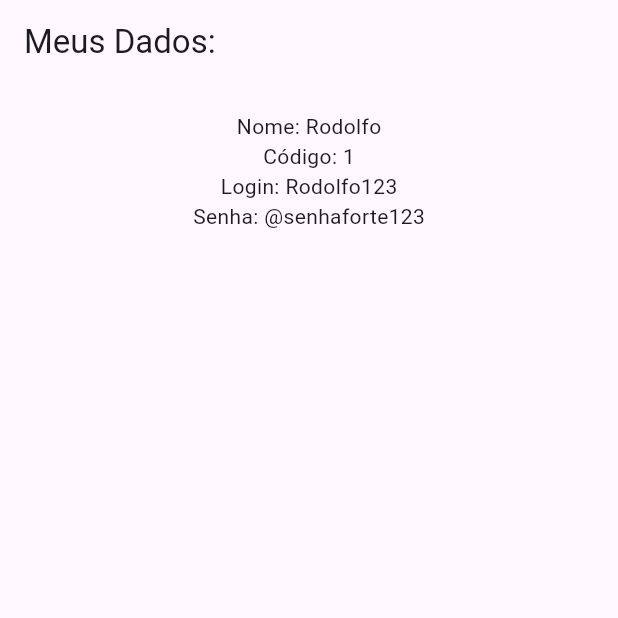
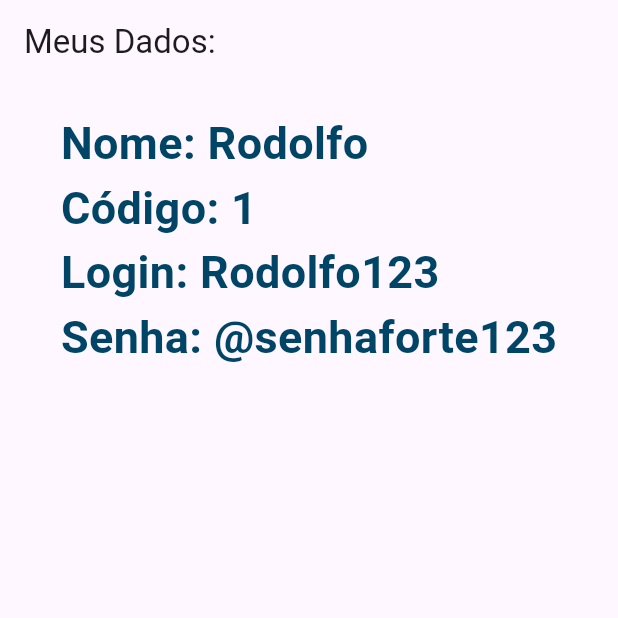
Before and after one commit to kazin-dev/Flutternew, a Flutter app: the screen it shows after launch, on a phone screen of 412 x 824 dp, the top half of it. Run offline on Flutter 3.47's test engine with Material 3 defaults, Android fonts, the phone set to English and light mode, and no system bars.

Commit message:
adicionando estilo

```diff
--- /dev/null
+++ b/lib/estilos/estilos.dart
@@ -0,0 +1,12 @@
+import 'package:flutter/material.dart';
+
+class EstilosApp{
+
+  static const TextStyle texto = TextStyle(
+    fontSize: 30,
+    fontWeight: FontWeight.bold,
+    color: Color(0xff004466)
+  );
+
+
+}
--- a/lib/main.dart
+++ b/lib/main.dart
@@ -1,5 +1,7 @@
 import 'package:flutter/material.dart';
 import 'usuario.dart';
+import 'estilos/estilos.dart';
+import 'package:flutter/material.dart';
 
 void main() {
   runApp(const MyApp());
@@ -26,11 +28,12 @@ class MyApp extends StatelessWidget {
       body: Center(
         child: Padding(padding: const EdgeInsets.all(18.0),
         child: Column(
+          crossAxisAlignment: CrossAxisAlignment.start,
             children: [
-              Text("Nome: ${u.nome}"),
-              Text("Código: ${u.codigo}"),
-              Text("Login: ${u.login}"),
-              Text("Senha: ${u.senha}")
+              Text("Nome: ${u.nome}", style: EstilosApp.texto),
+              Text("Código: ${u.codigo}", style: EstilosApp.texto),
+              Text("Login: ${u.login}", style: EstilosApp.texto),
+              Text("Senha: ${u.senha}", style: EstilosApp.texto)
 
             ]
         )
```
Also changed, not shown: 1 other file.
